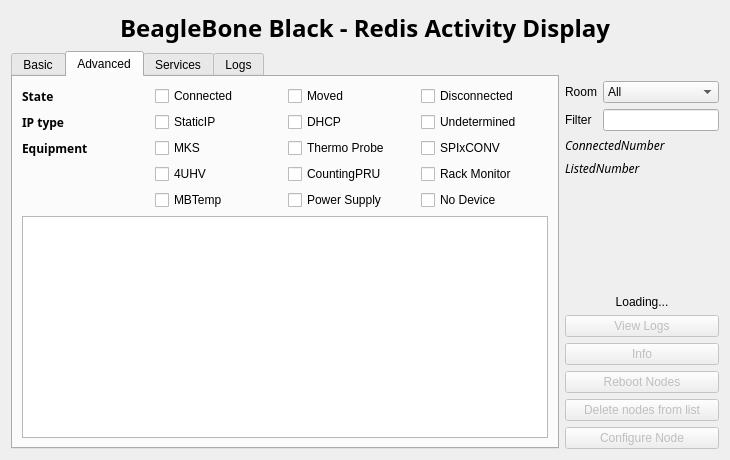
Before: the Qt Designer form siriushlacon/beaglebones/ui/main.ui in lnls-sirius/pydm-opi, drawn with Qt 5.
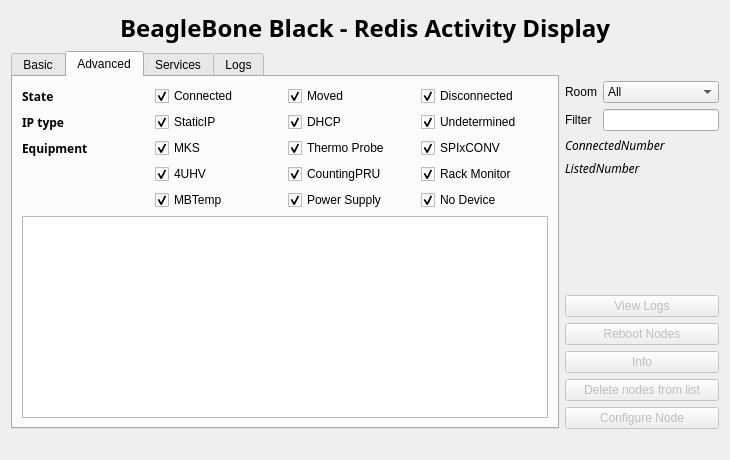
After: the same form once the commit is applied. The open tabs and pages were chosen to show the change.

The edit to the form file:
```diff
--- a/siriushlacon/beaglebones/ui/main.ui
+++ b/siriushlacon/beaglebones/ui/main.ui
@@ -49,7 +49,7 @@
     </widget>
    </item>
    <item>
-    <layout class="QHBoxLayout" name="horizontalLayout" stretch="15,1">
+    <layout class="QHBoxLayout" name="horizontalLayout" stretch="15,0">
      <item>
       <layout class="QVBoxLayout" name="verticalLayout_3">
        <item>
@@ -140,6 +140,9 @@
                <property name="text">
                 <string>Connected</string>
                </property>
+               <property name="checked">
+                <bool>true</bool>
+               </property>
               </widget>
              </item>
              <item row="0" column="2">
@@ -147,6 +150,9 @@
                <property name="text">
                 <string>Moved</string>
                </property>
+               <property name="checked">
+                <bool>true</bool>
+               </property>
               </widget>
              </item>
              <item row="0" column="3">
@@ -154,6 +160,9 @@
                <property name="text">
                 <string>Disconnected</string>
                </property>
+               <property name="checked">
+                <bool>true</bool>
+               </property>
               </widget>
              </item>
              <item row="1" column="0">
@@ -178,6 +187,9 @@
                <property name="text">
                 <string>StaticIP</string>
                </property>
+               <property name="checked">
+                <bool>true</bool>
+               </property>
               </widget>
              </item>
              <item row="1" column="2">
@@ -188,6 +200,9 @@
                <property name="text">
                 <string>DHCP</string>
                </property>
+               <property name="checked">
+                <bool>true</bool>
+               </property>
               </widget>
              </item>
              <item row="2" column="0">
@@ -209,6 +224,9 @@
                <property name="text">
                 <string>MKS</string>
                </property>
+               <property name="checked">
+                <bool>true</bool>
+               </property>
               </widget>
              </item>
              <item row="2" column="2">
@@ -216,6 +234,9 @@
                <property name="text">
                 <string>Thermo Probe</string>
                </property>
+               <property name="checked">
+                <bool>true</bool>
+               </property>
               </widget>
              </item>
              <item row="2" column="3">
@@ -223,6 +244,9 @@
                <property name="text">
                 <string>SPIxCONV</string>
                </property>
+               <property name="checked">
+                <bool>true</bool>
+               </property>
               </widget>
              </item>
              <item row="3" column="1">
@@ -230,6 +254,9 @@
                <property name="text">
                 <string>4UHV</string>
                </property>
+               <property name="checked">
+                <bool>true</bool>
+               </property>
               </widget>
              </item>
              <item row="3" column="2">
@@ -237,6 +264,9 @@
                <property name="text">
                 <string>CountingPRU</string>
                </property>
+               <property name="checked">
+                <bool>true</bool>
+               </property>
               </widget>
              </item>
              <item row="3" column="3">
@@ -244,6 +274,9 @@
                <property name="text">
                 <string>Rack Monitor</string>
                </property>
+               <property name="checked">
+                <bool>true</bool>
+               </property>
               </widget>
              </item>
              <item row="4" column="2">
@@ -251,6 +284,9 @@
                <property name="text">
                 <string>Power Supply</string>
                </property>
+               <property name="checked">
+                <bool>true</bool>
+               </property>
               </widget>
              </item>
              <item row="4" column="1">
@@ -258,6 +294,9 @@
                <property name="text">
                 <string>MBTemp</string>
                </property>
+               <property name="checked">
+                <bool>true</bool>
+               </property>
               </widget>
              </item>
              <item row="4" column="3">
@@ -265,6 +304,9 @@
                <property name="text">
                 <string>No Device</string>
                </property>
+               <property name="checked">
+                <bool>true</bool>
+               </property>
               </widget>
              </item>
              <item row="1" column="3">
@@ -275,6 +317,9 @@
                <property name="text">
                 <string>Undetermined</string>
                </property>
+               <property name="checked">
+                <bool>true</bool>
+               </property>
               </widget>
              </item>
             </layout>
@@ -735,50 +780,33 @@
        </item>
        <item>
         <layout class="QVBoxLayout" name="verticalLayout_5">
-         <item>
-          <widget class="QLabel" name="loadingLabel">
-           <property name="text">
-            <string>Loading...</string>
-           </property>
-           <property name="alignment">
-            <set>Qt::AlignCenter</set>
-           </property>
-          </widget>
-         </item>
          <item>
           <widget class="QPushButton" name="logsButton">
            <property name="enabled">
             <bool>false</bool>
            </property>
+           <property name="sizePolicy">
+            <sizepolicy hsizetype="Expanding" vsizetype="Fixed">
+             <horstretch>0</horstretch>
+             <verstretch>0</verstretch>
+            </sizepolicy>
+           </property>
            <property name="text">
             <string>View Logs</string>
            </property>
           </widget>
          </item>
-         <item>
-          <widget class="QPushButton" name="infoButton">
-           <property name="enabled">
-            <bool>false</bool>
-           </property>
-           <property name="text">
-            <string>Info</string>
-           </property>
-           <property name="autoDefault">
-            <bool>false</bool>
-           </property>
-           <property name="default">
-            <bool>false</bool>
-           </property>
-           <property name="flat">
-            <bool>false</bool>
-           </property>
-          </widget>
-         </item>
          <item>
           <widget class="QPushButton" name="rebootButton">
            <property name="enabled">
             <bool>false</bool>
            </property>
+           <property name="sizePolicy">
+            <sizepolicy hsizetype="Expanding" vsizetype="Fixed">
+             <horstretch>0</horstretch>
+             <verstretch>0</verstretch>
+            </sizepolicy>
+           </property>
            <property name="text">
             <string>Reboot Nodes</string>
            </property>
@@ -793,11 +821,42 @@
            </property>
           </widget>
          </item>
+         <item>
+          <widget class="QPushButton" name="infoButton">
+           <property name="enabled">
+            <bool>false</bool>
+           </property>
+           <property name="sizePolicy">
+            <sizepolicy hsizetype="Expanding" vsizetype="Fixed">
+             <horstretch>0</horstretch>
+             <verstretch>0</verstretch>
+            </sizepolicy>
+           </property>
+           <property name="text">
+            <string>Info</string>
+           </property>
+           <property name="autoDefault">
+            <bool>false</bool>
+           </property>
+           <property name="default">
+            <bool>false</bool>
+           </property>
+           <property name="flat">
+            <bool>false</bool>
+           </property>
+          </widget>
+         </item>
          <item>
           <widget class="QPushButton" name="deleteButton">
            <property name="enabled">
             <bool>false</bool>
            </property>
+           <property name="sizePolicy">
+            <sizepolicy hsizetype="Expanding" vsizetype="Fixed">
+             <horstretch>0</horstretch>
+             <verstretch>0</verstretch>
+            </sizepolicy>
+           </property>
            <property name="text">
             <string>Delete nodes from list</string>
            </property>
@@ -817,6 +876,12 @@
            <property name="enabled">
             <bool>false</bool>
            </property>
+           <property name="sizePolicy">
+            <sizepolicy hsizetype="Expanding" vsizetype="Fixed">
+             <horstretch>0</horstretch>
+             <verstretch>0</verstretch>
+            </sizepolicy>
+           </property>
            <property name="text">
             <string>Configure Node</string>
            </property>
@@ -837,6 +902,13 @@
      </item>
     </layout>
    </item>
+   <item>
+    <widget class="QLabel" name="status_icon">
+     <property name="text">
+      <string/>
+     </property>
+    </widget>
+   </item>
   </layout>
  </widget>
  <resources/>
```
Left out of the diff: 2 changed lines with no effect on the pictures.
